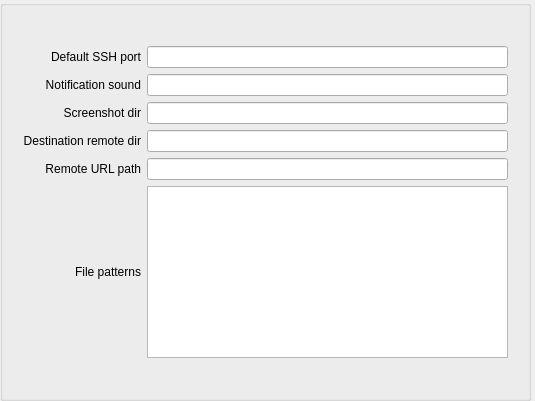
Qt form screenshot_sync_app/Synshot.ui (VerKnowSys/Syndir) before a commit.
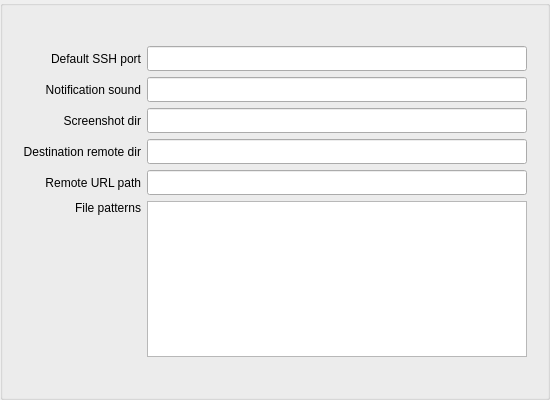
The same form after that commit.

```diff
--- a/screenshot_sync_app/Synshot.ui
+++ b/screenshot_sync_app/Synshot.ui
@@ -10,10 +10,22 @@
    <rect>
     <x>0</x>
     <y>0</y>
-    <width>535</width>
-    <height>401</height>
+    <width>550</width>
+    <height>400</height>
    </rect>
   </property>
+  <property name="minimumSize">
+   <size>
+    <width>550</width>
+    <height>400</height>
+   </size>
+  </property>
+  <property name="maximumSize">
+   <size>
+    <width>550</width>
+    <height>400</height>
+   </size>
+  </property>
   <property name="focusPolicy">
    <enum>Qt::NoFocus</enum>
   </property>
@@ -31,10 +43,16 @@
     <rect>
      <x>0</x>
      <y>0</y>
-     <width>531</width>
-     <height>401</height>
+     <width>550</width>
+     <height>400</height>
     </rect>
    </property>
+   <property name="minimumSize">
+    <size>
+     <width>550</width>
+     <height>400</height>
+    </size>
+   </property>
    <property name="title">
     <string/>
    </property>
@@ -75,6 +93,11 @@
     </item>
     <item row="0" column="1">
      <widget class="QLineEdit" name="defaultSSHPort">
+      <property name="font">
+       <font>
+        <family>Monaco</family>
+       </font>
+      </property>
       <property name="mouseTracking">
        <bool>false</bool>
       </property>
@@ -148,6 +171,11 @@
     </item>
     <item row="3" column="1">
      <widget class="QLineEdit" name="screenshotDir">
+      <property name="font">
+       <font>
+        <family>Monaco</family>
+       </font>
+      </property>
       <property name="inputMask">
        <string notr="true"/>
       </property>
@@ -158,6 +186,11 @@
     </item>
     <item row="2" column="1">
      <widget class="QLineEdit" name="notificationSound">
+      <property name="font">
+       <font>
+        <family>Monaco</family>
+       </font>
+      </property>
       <property name="inputMask">
        <string notr="true"/>
       </property>
@@ -187,6 +220,14 @@
     </item>
     <item row="5" column="1">
      <widget class="QLineEdit" name="urlPrefix">
+      <property name="font">
+       <font>
+        <family>Monaco</family>
+       </font>
+      </property>
+      <property name="autoFillBackground">
+       <bool>false</bool>
+      </property>
       <property name="inputMask">
        <string notr="true"/>
       </property>
@@ -197,6 +238,11 @@
     </item>
     <item row="4" column="1">
      <widget class="QLineEdit" name="destinationRemoteDir">
+      <property name="font">
+       <font>
+        <family>Monaco</family>
+       </font>
+      </property>
       <property name="inputMask">
        <string notr="true"/>
       </property>
@@ -210,6 +256,9 @@
       <property name="layoutDirection">
        <enum>Qt::LeftToRight</enum>
       </property>
+      <property name="autoFillBackground">
+       <bool>false</bool>
+      </property>
       <property name="text">
        <string>File patterns</string>
       </property>
@@ -217,7 +266,7 @@
        <bool>false</bool>
       </property>
       <property name="alignment">
-       <set>Qt::AlignRight|Qt::AlignTrailing|Qt::AlignVCenter</set>
+       <set>Qt::AlignRight|Qt::AlignTop|Qt::AlignTrailing</set>
       </property>
       <property name="margin">
        <number>2</number>
@@ -226,13 +275,30 @@
     </item>
     <item row="6" column="1">
      <widget class="QPlainTextEdit" name="allowedFileTypes">
+      <property name="font">
+       <font>
+        <family>Menlo</family>
+       </font>
+      </property>
       <property name="cursor" stdset="0">
        <cursorShape>IBeamCursor</cursorShape>
       </property>
+      <property name="focusPolicy">
+       <enum>Qt::StrongFocus</enum>
+      </property>
+      <property name="autoFillBackground">
+       <bool>false</bool>
+      </property>
+      <property name="tabChangesFocus">
+       <bool>true</bool>
+      </property>
       <property name="plainText">
        <string>
 </string>
       </property>
+      <property name="backgroundVisible">
+       <bool>false</bool>
+      </property>
      </widget>
     </item>
    </layout>
```
